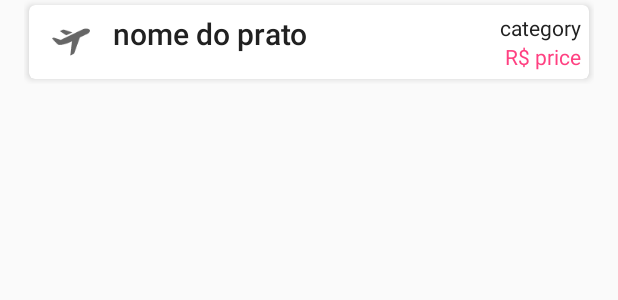
After one commit to alessandrogurgel/pedefacil, an Android app: the layout cardapio_list_item.xml on its own in the app's theme, with its tools: preview values and no code run, on a phone screen of 412 x 824 dp. The commit adds this screen. Shown: the top 300 px of the screen. Run offline under Robolectric (Android 15) with nearby library versions, the phone set to English and light mode, and no system bars.

Commit message:
Criando ListView e Adapter junto com modelo inicial de pratos

```diff
--- a/YourAppIdea/src/main/java/org/michenux/yourappidea/restaurante/RestauranteMainFragment.java
+++ b/YourAppIdea/src/main/java/org/michenux/yourappidea/restaurante/RestauranteMainFragment.java
@@ -2,7 +2,7 @@ package org.michenux.yourappidea.restaurante;
 
 import com.blunderer.materialdesignlibrary.handlers.ViewPagerHandler;
 import org.michenux.yourappidea.R;
-import org.michenux.yourappidea.friends.FriendListFragment;
+import org.michenux.yourappidea.restaurante.cardapio.CardapioListFragment;
 
 /**
  * Created by alessandro.gurgel on 7/5/15.
@@ -18,7 +18,7 @@ public class RestauranteMainFragment extends com.blunderer.materialdesignlibrary
     public ViewPagerHandler getViewPagerHandler() {
         return new ViewPagerHandler(getActivity())
                 .addPage(R.string.cardapio,
-                        new FriendListFragment())
+                        new CardapioListFragment())
                 .addPage(R.string.sugestoes,
                         MainFragment.newInstance("Material Design Fragment ViewPager with Tabs 2"))
                 .addPage(R.string.pedido,
--- /dev/null
+++ b/YourAppIdea/src/main/res/layout/cardapio_list_item.xml
@@ -0,0 +1,88 @@
+<?xml version="1.0" encoding="utf-8"?>
+<LinearLayout
+    xmlns:android="http://schemas.android.com/apk/res/android"
+    xmlns:card_view="http://schemas.android.com/apk/res-auto"
+    xmlns:tools="http://schemas.android.com/tools"
+    android:layout_width="match_parent"
+    android:layout_height="wrap_content"
+    android:paddingLeft="16dp"
+    android:paddingRight="16dp"
+    android:paddingBottom="5dp"
+    android:orientation="vertical">
+
+    <android.support.v7.widget.CardView
+        android:id="@+id/cardapio_item_cardview"
+        android:layout_gravity="center"
+        android:layout_width="match_parent"
+        android:layout_height="match_parent"
+        android:layout_margin="3dp"
+        card_view:cardCornerRadius="4dp"
+        card_view:cardElevation="3dp">
+
+        <RelativeLayout
+            android:layout_width="match_parent"
+            android:layout_height="wrap_content"
+            android:gravity="left|center"
+            android:orientation="horizontal"
+            android:padding="5dp">
+
+            <ImageView
+                android:id="@+id/cardapio_item_picture"
+                android:layout_alignParentLeft="true"
+                android:layout_centerVertical="true"
+                android:layout_width="wrap_content"
+                android:layout_height="wrap_content"
+                android:paddingLeft="10dp"
+                tools:src="@drawable/airport_takeoff"
+                android:paddingRight="15dp"/>
+
+            <TextView
+                android:id="@+id/cardapio_item_name"
+                android:layout_width="wrap_content"
+                android:layout_height="wrap_content"
+                android:layout_toRightOf="@id/cardapio_item_picture"
+                android:gravity="center_vertical"
+                android:text="nome do prato"
+                android:textAppearance="@style/TextAppearance.AppCompat.Title">
+            </TextView>
+
+            <TextView
+                android:id="@+id/cardapio_item_category"
+                android:layout_width="wrap_content"
+                android:layout_height="wrap_content"
+                android:layout_alignParentRight="true"
+                android:layout_toRightOf="@id/cardapio_item_name"
+                android:gravity="right|center_vertical"
+                tools:text="category"
+                android:textAppearance="@style/TextAppearance.AppCompat.Body1">
+            </TextView>
+
+            <TextView
+                android:id="@+id/flight_type"
+                android:layout_width="wrap_content"
+                android:layout_height="wrap_content"
+                android:layout_alignParentRight="true"
+                android:layout_below="@id/flight_from"
+                android:layout_marginLeft="10px"
+                android:gravity="right|center_vertical"
+                tools:text=""
+                android:textAppearance="@style/TextAppearance.AppCompat.Body1"
+                android:layout_alignLeft="@+id/flight_name">
+            </TextView>
+
+            <TextView
+                android:id="@+id/cardapio_item_price"
+                android:layout_width="wrap_content"
+                android:layout_height="wrap_content"
+                android:layout_alignParentRight="true"
+                android:layout_below="@id/flight_type"
+                android:layout_marginLeft="10px"
+                android:gravity="center_vertical"
+                tools:text="R$ price"
+                android:textColor="?attr/colorAccent"
+                android:textAppearance="@style/TextAppearance.AppCompat.Body1">
+            </TextView>
+
+        </RelativeLayout>
+    </android.support.v7.widget.CardView>
+</LinearLayout>
```
Also changed, not shown: YourAppIdea/src/main/java/org/michenux/yourappidea/restaurante/CardapioFragment.java (deleted, +0 -9 lines), YourAppIdea/src/main/java/org/michenux/yourappidea/restaurante/cardapio/Cardapio.java (added, +55 -0 lines), YourAppIdea/src/main/java/org/michenux/yourappidea/restaurante/cardapio/CardapioAdapter.java (added, +52 -0 lines), YourAppIdea/src/main/java/org/michenux/yourappidea/restaurante/cardapio/CardapioListFragment.java (added, +73 -0 lines), YourAppIdea/src/main/res/layout/cardapio_list.xml (added, +16 -0 lines), YourAppIdea/src/main/res/layout/listview_row.xml (added, +7 -0 lines).
